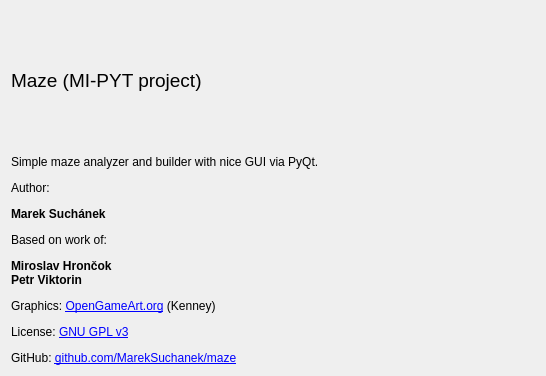
Before: the Qt Designer form maze/static/ui/help.ui in MarekSuchanek/maze, drawn with Qt 5.
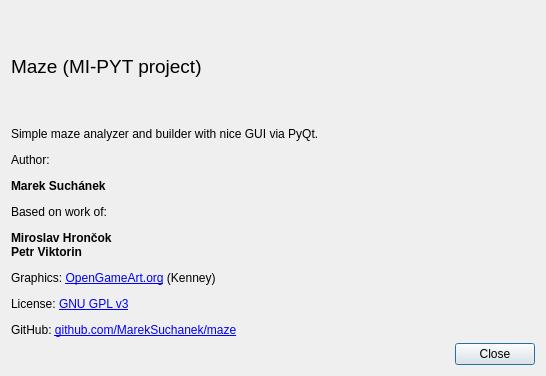
After: the same form once the commit is applied.

Commit message: About dialog + moving stuff

Patch:
```diff
--- a/maze/static/ui/help.ui
+++ b/maze/static/ui/help.ui
@@ -39,6 +39,13 @@
      </property>
     </widget>
    </item>
+   <item>
+    <widget class="QDialogButtonBox" name="buttonBox">
+     <property name="standardButtons">
+      <set>QDialogButtonBox::Close</set>
+     </property>
+    </widget>
+   </item>
   </layout>
  </widget>
  <resources/>
```
Left out of the diff: 19 changed lines with no effect on the pictures. The commit also changes 1 other file.
